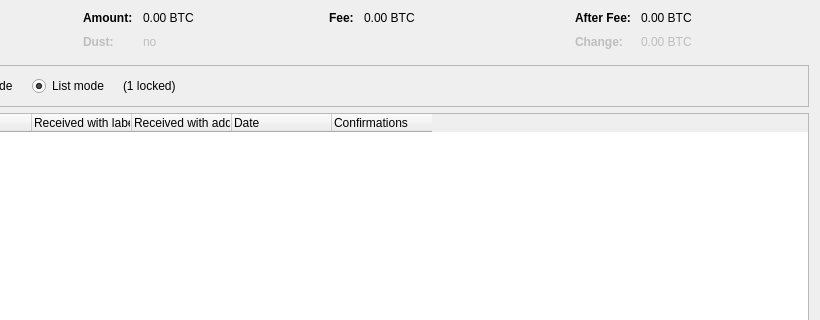
The window that src/qt/forms/coincontroldialog.ui (MicroBitcoinOrg/MicroBitcoin) describes before a commit, drawn with Qt 5; both pictures show x 180 to 1000 and y 0 to 320 of the 1000 by 500 pixel window.
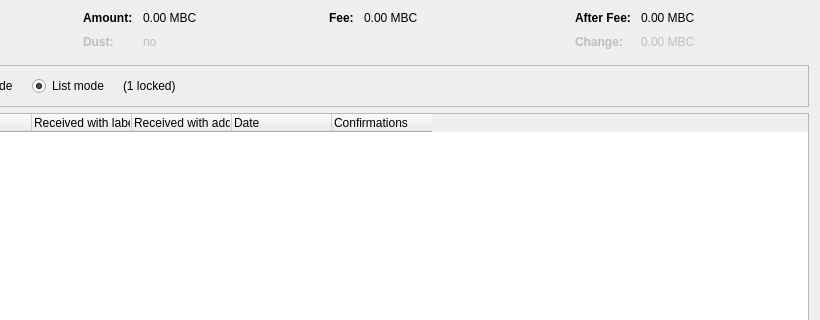
The same window after the commit. Custom widgets are drawn as their Qt base class.

```diff
--- a/src/qt/forms/coincontroldialog.ui
+++ b/src/qt/forms/coincontroldialog.ui
@@ -132,7 +132,7 @@
           <enum>Qt::ActionsContextMenu</enum>
          </property>
          <property name="text">
-          <string notr="true">0.00 BTC</string>
+          <string notr="true">0.00 MBC</string>
          </property>
          <property name="textInteractionFlags">
           <set>Qt::LinksAccessibleByMouse|Qt::TextSelectableByKeyboard|Qt::TextSelectableByMouse</set>
@@ -212,7 +212,7 @@
           <enum>Qt::ActionsContextMenu</enum>
          </property>
          <property name="text">
-          <string notr="true">0.00 BTC</string>
+          <string notr="true">0.00 MBC</string>
          </property>
          <property name="textInteractionFlags">
           <set>Qt::LinksAccessibleByMouse|Qt::TextSelectableByKeyboard|Qt::TextSelectableByMouse</set>
@@ -257,7 +257,7 @@
           <enum>Qt::ActionsContextMenu</enum>
          </property>
          <property name="text">
-          <string notr="true">0.00 BTC</string>
+          <string notr="true">0.00 MBC</string>
          </property>
          <property name="textInteractionFlags">
           <set>Qt::LinksAccessibleByMouse|Qt::TextSelectableByKeyboard|Qt::TextSelectableByMouse</set>
@@ -292,7 +292,7 @@
           <enum>Qt::ActionsContextMenu</enum>
          </property>
          <property name="text">
-          <string notr="true">0.00 BTC</string>
+          <string notr="true">0.00 MBC</string>
          </property>
          <property name="textInteractionFlags">
           <set>Qt::LinksAccessibleByMouse|Qt::TextSelectableByKeyboard|Qt::TextSelectableByMouse</set>
```
